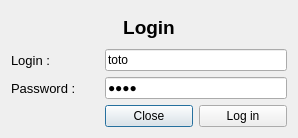
AGuismo/V-and-Co-Babel, file Client/ClientV2 - GUI/NewBabelClient/LoginWindow.ui: the form before one commit.
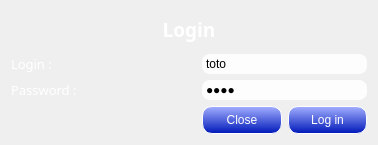
The form after the commit. Icons and pictures are not drawn.

Commit message: Update GUI : logo - Buttons - Menu - Timer - Resize Dialog

Patch:
```diff
--- a/Client/ClientV2 - GUI/NewBabelClient/LoginWindow.ui
+++ b/Client/ClientV2 - GUI/NewBabelClient/LoginWindow.ui
@@ -6,23 +6,38 @@
    <rect>
     <x>0</x>
     <y>0</y>
-    <width>298</width>
-    <height>138</height>
+    <width>378</width>
+    <height>145</height>
    </rect>
   </property>
   <property name="windowTitle">
    <string>LoginWindow</string>
   </property>
+  <property name="styleSheet">
+   <string notr="true">LoginWindow 
+{
+	border-image: url(./Img/wallpaper-16618.jpg);
+}</string>
+  </property>
   <layout class="QGridLayout" name="gridLayout">
-   <item row="1" column="0">
-    <widget class="QLabel" name="loginLabel">
+   <item row="0" column="0" colspan="3">
+    <widget class="QLabel" name="loginTitleLabel">
      <property name="font">
       <font>
-       <pointsize>10</pointsize>
+       <family>MS Reference Sans Serif</family>
+       <pointsize>14</pointsize>
+       <weight>75</weight>
+       <bold>true</bold>
       </font>
      </property>
+     <property name="styleSheet">
+      <string notr="true">color: rgb(255, 255, 255);</string>
+     </property>
      <property name="text">
-      <string>Login :</string>
+      <string>Login</string>
+     </property>
+     <property name="alignment">
+      <set>Qt::AlignCenter</set>
      </property>
     </widget>
    </item>
@@ -30,27 +45,94 @@
     <widget class="QLabel" name="passwordLabel">
      <property name="font">
       <font>
-       <family>MS UI Gothic</family>
+       <family>MS Reference Sans Serif</family>
        <pointsize>10</pointsize>
       </font>
      </property>
+     <property name="styleSheet">
+      <string notr="true">color: rgb(255, 255, 255);</string>
+     </property>
      <property name="text">
       <string>Password :</string>
      </property>
     </widget>
    </item>
-   <item row="1" column="1" colspan="2">
-    <widget class="QLineEdit" name="loginLineEdit">
+   <item row="1" column="0">
+    <widget class="QLabel" name="loginLabel">
+     <property name="font">
+      <font>
+       <family>MS Reference Sans Serif</family>
+       <pointsize>10</pointsize>
+      </font>
+     </property>
+     <property name="styleSheet">
+      <string notr="true">color: rgb(255, 255, 255);</string>
+     </property>
      <property name="text">
-      <string>toto</string>
+      <string>Login :</string>
      </property>
-     <property name="maxLength">
-      <number>256</number>
+    </widget>
+   </item>
+   <item row="3" column="2">
+    <widget class="QPushButton" name="loginPushButton">
+     <property name="styleSheet">
+      <string notr="true">QPushButton#loginPushButton
+{
+	color: rgb(255, 255, 255);
+	background-color: qlineargradient(spread:pad, x1:1, y1:1, x2:1, y2:0, stop:0 rgba(0, 24, 185, 255), stop:1 rgba(163, 175, 255, 255));
+	border-style: outset;
+	border-width: 1px;
+	border-radius: 10px;
+	border-color: rgb(255, 255, 255);
+	min-width: 4em;
+	padding: 6px;
+}
+
+ QPushButton#loginPushButton:pressed 
+{
+	background-color: qlineargradient(spread:pad, x1:0, y1:0, x2:0, y2:1, stop:0 rgba(0, 56, 183, 255), stop:1 rgba(135, 172, 255, 255));
+     border-style: inset;
+ }</string>
+     </property>
+     <property name="text">
+      <string>Log in</string>
+     </property>
+    </widget>
+   </item>
+   <item row="3" column="0">
+    <widget class="QLabel" name="serverResponseLabel">
+     <property name="minimumSize">
+      <size>
+       <width>185</width>
+       <height>0</height>
+      </size>
+     </property>
+     <property name="font">
+      <font>
+       <family>MS Reference Sans Serif</family>
+       <pointsize>10</pointsize>
+       <weight>75</weight>
+       <bold>true</bold>
+      </font>
+     </property>
+     <property name="styleSheet">
+      <string notr="true">color: rgb(255, 255, 255);</string>
+     </property>
+     <property name="text">
+      <string/>
      </property>
     </widget>
    </item>
    <item row="2" column="1" colspan="2">
     <widget class="QLineEdit" name="passwordLineEdit">
+     <property name="styleSheet">
+      <string notr="true">background-color: rgba(255, 255, 255, 230);
+border-width: 2px;
+border-radius: 8px;
+border-color: rgb(0, 0, 0);
+min-width: 10em;
+padding: 2px;</string>
+     </property>
      <property name="inputMask">
       <string/>
      </property>
@@ -65,53 +147,50 @@
      </property>
     </widget>
    </item>
-   <item row="3" column="0">
-    <widget class="QLabel" name="serverResponseLabel">
-     <property name="font">
-      <font>
-       <family>MS UI Gothic</family>
-       <pointsize>10</pointsize>
-       <weight>75</weight>
-       <bold>true</bold>
-      </font>
+   <item row="1" column="1" colspan="2">
+    <widget class="QLineEdit" name="loginLineEdit">
+     <property name="styleSheet">
+      <string notr="true">background-color: rgba(255, 255, 255, 230);
+border-width: 2px;
+border-radius: 8px;
+border-color: rgb(0, 0, 0);
+min-width: 10em;
+padding: 2px;</string>
      </property>
      <property name="text">
-      <string/>
+      <string>toto</string>
+     </property>
+     <property name="maxLength">
+      <number>256</number>
      </property>
     </widget>
    </item>
    <item row="3" column="1">
     <widget class="QPushButton" name="closePushButton">
+     <property name="styleSheet">
+      <string notr="true">QPushButton#closePushButton
+{
+	color: rgb(255, 255, 255);
+	background-color: qlineargradient(spread:pad, x1:1, y1:1, x2:1, y2:0, stop:0 rgba(0, 24, 185, 255), stop:1 rgba(163, 175, 255, 255));
+	border-style: outset;
+	border-width: 1px;
+	border-radius: 10px;
+	border-color: rgb(255, 255, 255);
+	min-width: 4em;
+	padding: 6px;
+}
+
+ QPushButton#closePushButton:pressed 
+{
+	background-color: qlineargradient(spread:pad, x1:0, y1:0, x2:0, y2:1, stop:0 rgba(0, 56, 183, 255), stop:1 rgba(135, 172, 255, 255));
+     border-style: inset;
+ }</string>
+     </property>
      <property name="text">
       <string>Close</string>
      </property>
     </widget>
    </item>
-   <item row="3" column="2">
-    <widget class="QPushButton" name="loginPushButton">
-     <property name="text">
-      <string>Log in</string>
-     </property>
-    </widget>
-   </item>
-   <item row="0" column="0" colspan="3">
-    <widget class="QLabel" name="loginTitleLabel">
-     <property name="font">
-      <font>
-       <family>MS UI Gothic</family>
-       <pointsize>14</pointsize>
-       <weight>75</weight>
-       <bold>true</bold>
-      </font>
-     </property>
-     <property name="text">
-      <string>Login</string>
-     </property>
-     <property name="alignment">
-      <set>Qt::AlignCenter</set>
-     </property>
-    </widget>
-   </item>
   </layout>
  </widget>
  <layoutdefault spacing="6" margin="11"/>
```
The commit also changes 14 other files.
